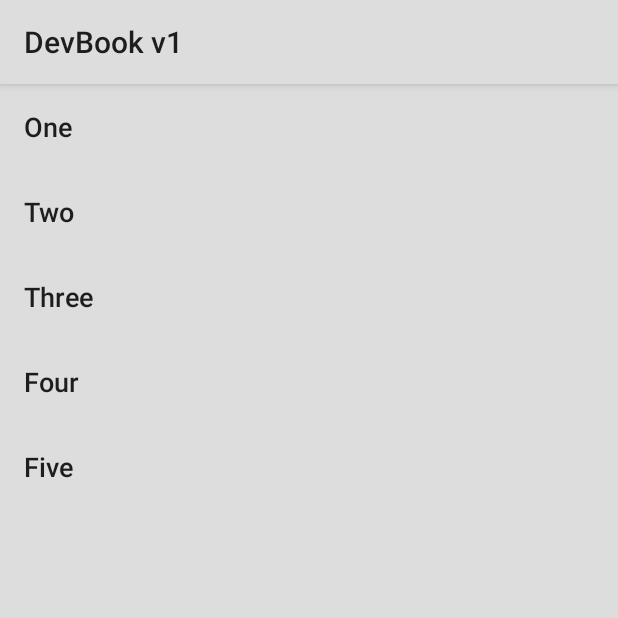
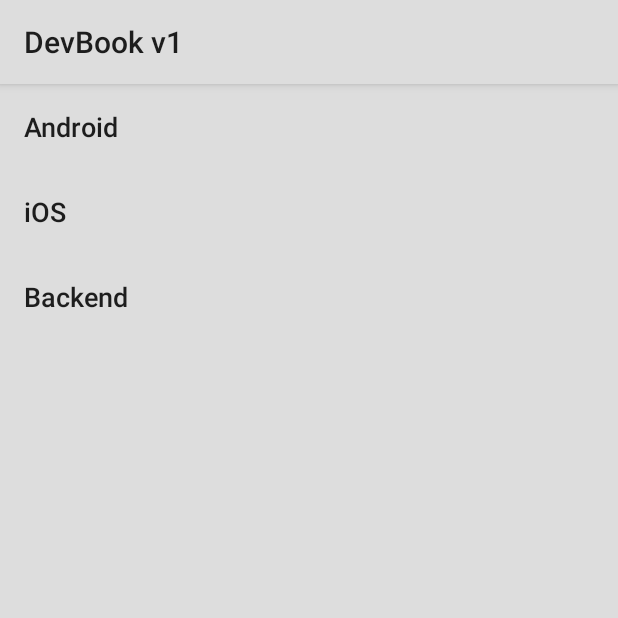
Before and after one commit to THANNPhearum/DevBook, an Android app: the fragment MenuFragment shown on its own in the app's theme, on a phone screen of 412 x 824 dp, the top half of it. Run offline under Robolectric (Android 15) with nearby library versions, the phone set to English and light mode, and no system bars; our stand-ins replace ButterKnife; libraries missing offline, so code that uses them is left out: hugo.weaving.

Commit message:
Change String and layout
Change string and layout

```diff
--- a/app/build.gradle
+++ b/app/build.gradle
@@ -185,6 +185,10 @@ dependencies {
     compile 'com.squareup.retrofit:retrofit:1.9.0'
     compile 'com.squareup.picasso:picasso:2.5.2'
 
+    compile 'com.android.support:cardview-v7:22.0.+'
+    compile 'com.android.support:recyclerview-v7:22.0.+'
+
+
     // Injection stuff
     provided 'com.squareup.dagger:dagger-compiler:1.2.2'
     compile 'com.squareup.dagger:dagger:1.2.2'
--- a/app/src/debug/res/values/strings.xml
+++ b/app/src/debug/res/values/strings.xml
@@ -1,6 +1,6 @@
 <?xml version="1.0" encoding="utf-8"?>
 <resources>
 
-    <string name="application.name">DevBook - DEBUG</string>
+    <!--<string name="application.name">DevBook - DEBUG</string>-->
 
 </resources>
--- a/app/src/main/java/com/dmi/devbook/ui/SplashActivity.java
+++ b/app/src/main/java/com/dmi/devbook/ui/SplashActivity.java
@@ -5,6 +5,7 @@ import android.os.Handler;
 import android.os.Message;
 import android.os.SystemClock;
 import android.support.v7.app.AppCompatActivity;
+import android.view.Window;
 
 import com.dmi.devbook.BuildConfig;
 import com.dmi.devbook.R;
@@ -23,7 +24,6 @@ public class SplashActivity extends AppCompatActivity {
 
     public void onCreate(final Bundle savedInstanceState) {
         super.onCreate(savedInstanceState);
-
         setContentView(R.layout.activity_splash);
 
         if (savedInstanceState != null) {
--- a/app/src/main/res/values/colors.xml
+++ b/app/src/main/res/values/colors.xml
@@ -4,5 +4,7 @@
     <color name="background.light">#DDD</color>
     <color name="background.dull">#4F4B48</color>
     <color name="color.accent">#fb4e23</color>
+    <color name="color.white">#fff</color>
+    <color name="color.black.alpha">#80000000</color>
 
 </resources>
--- a/app/src/main/res/values/server.xml
+++ b/app/src/main/res/values/server.xml
@@ -1,6 +1,6 @@
 <?xml version="1.0" encoding="utf-8"?>
 <resources>
 
-    <string name="server.endpoint">http://loripsum.net</string>
+    <string name="server.endpoint">http://mobeecode.com</string>
 
 </resources>
--- a/app/src/main/res/values/strings.xml
+++ b/app/src/main/res/values/strings.xml
@@ -6,11 +6,10 @@
     <string name="label.drawer.open">Open</string>
     <string name="label.drawer.close">Close</string>
 
-    <string name="label.menu.oneparagraph">One</string>
-    <string name="label.menu.twoparagraphs">Two</string>
-    <string name="label.menu.threeparagraphs">Three</string>
-    <string name="label.menu.fourparagraphs">Four</string>
-    <string name="label.menu.fiveparagraphs">Five</string>
+    <string name="label.menu.oneparagraph">Android</string>
+    <string name="label.menu.twoparagraphs">iOS</string>
+    <string name="label.menu.threeparagraphs">Backend</string>
+
 
     <string name="label.action.refresh">Refresh</string>
 
--- a/app/src/main/res/values/styles.xml
+++ b/app/src/main/res/values/styles.xml
@@ -2,6 +2,7 @@
 <resources>
 
     <!-- Base devbook theme. -->
+
     <style name="application.theme" parent="Theme.AppCompat.Light">
         <!-- Customize your theme here. -->
         <!-- colorPrimary is used for the default action bar background -->
@@ -16,8 +17,9 @@
 
     </style>
 
-    <style name="application.theme.splash">
+    <style name="application.theme.splash" parent="Theme.AppCompat.Light.NoActionBar">
         <item name="android:windowNoTitle">true</item>
+        <item name="android:windowActionBar">false</item>
     </style>
 
     <style name="style"/>
```
Also changed, not shown: app/src/main/java/com/dmi/devbook/loader/AbstractLoader.java (+5 -3 lines), app/src/main/java/com/dmi/devbook/module/RestModule.java (+6 -9 lines), app/src/main/java/com/dmi/devbook/ui/fragments/MenuFragment.java (+6 -16 lines), app/src/main/res/layout/activity_splash.xml (+13 -7 lines), app/src/main/res/layout/fragment_lorem.xml (+5 -15 lines), app/src/main/res/values/dimens.xml (+17 -0 lines), 3 other files.
